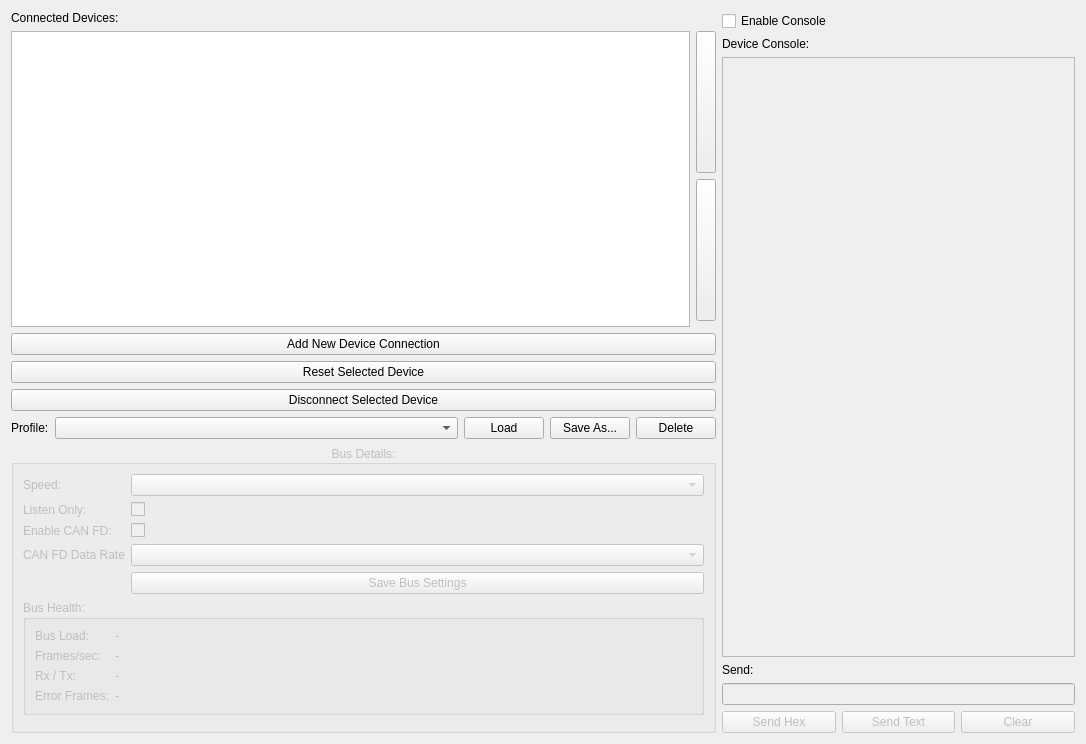
The window that ui/connectionwindow.ui (mitchdetailed/SavvyCAN) describes before a commit, drawn with Qt 5.
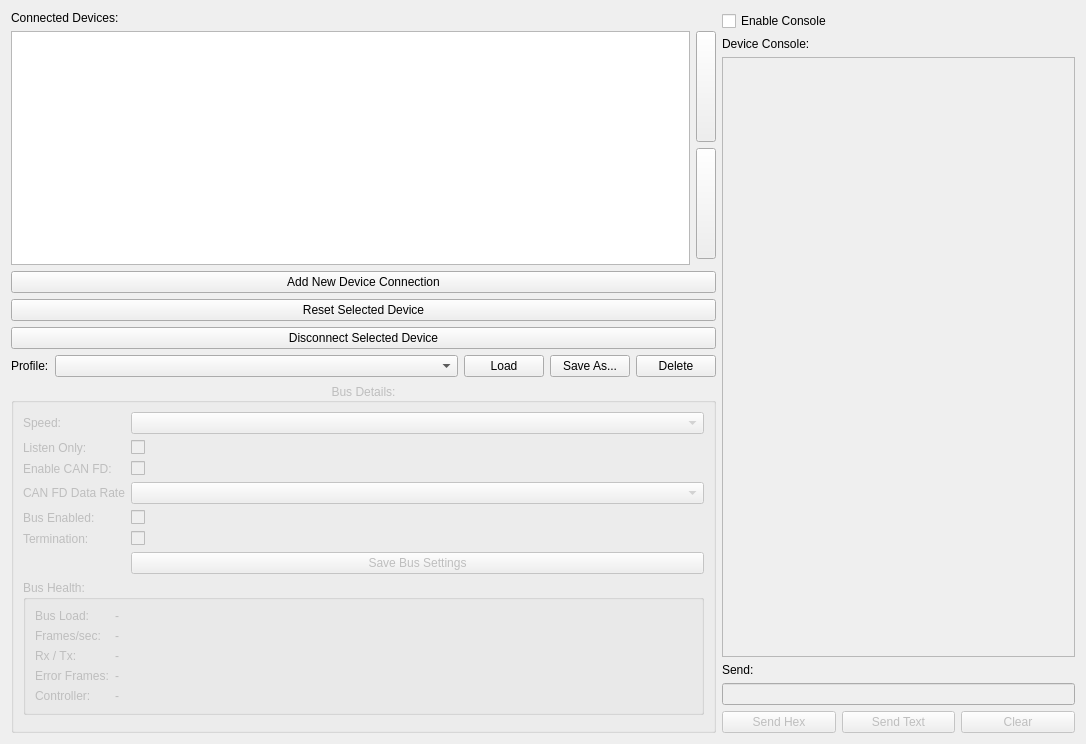
The same window after the commit. Icons and pictures are not drawn.

Commit message: Add CAN Triple support with three buses, termination and CAN FD

What changed in the file:
```diff
--- a/ui/connectionwindow.ui
+++ b/ui/connectionwindow.ui
@@ -90,7 +90,35 @@
             </property>
            </widget>
           </item>
+          <item row="4" column="0">
+           <widget class="QLabel" name="lblBusEnabled">
+            <property name="text">
+             <string>Bus Enabled:</string>
+            </property>
+           </widget>
+          </item>
           <item row="4" column="1">
+           <widget class="QCheckBox" name="ckBusEnabled">
+            <property name="toolTip">
+             <string>Run this one bus. The device's Activate / Deactivate button still switches all of them at once.</string>
+            </property>
+           </widget>
+          </item>
+          <item row="5" column="0">
+           <widget class="QLabel" name="lblTermination">
+            <property name="text">
+             <string>Termination:</string>
+            </property>
+           </widget>
+          </item>
+          <item row="5" column="1">
+           <widget class="QCheckBox" name="ckTermination">
+            <property name="toolTip">
+             <string>Switch the adapter's own 120 ohm resistor across this bus</string>
+            </property>
+           </widget>
+          </item>
+          <item row="6" column="1">
            <widget class="QPushButton" name="btnSaveBus">
             <property name="text">
              <string>Save Bus Settings</string>
@@ -181,6 +209,23 @@
              </property>
             </widget>
            </item>
+           <item row="4" column="0">
+            <widget class="QLabel" name="lblHealthControllerCaption">
+             <property name="text">
+              <string>Controller:</string>
+             </property>
+            </widget>
+           </item>
+           <item row="4" column="1">
+            <widget class="QLabel" name="lblHealthController">
+             <property name="text">
+              <string>-</string>
+             </property>
+             <property name="wordWrap">
+              <bool>true</bool>
+             </property>
+            </widget>
+           </item>
           </layout>
          </widget>
         </item>
```
The commit also changes 19 other files.
